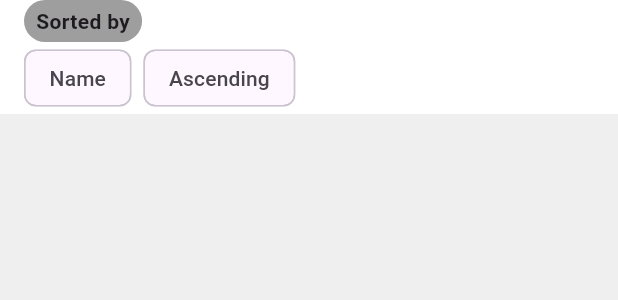
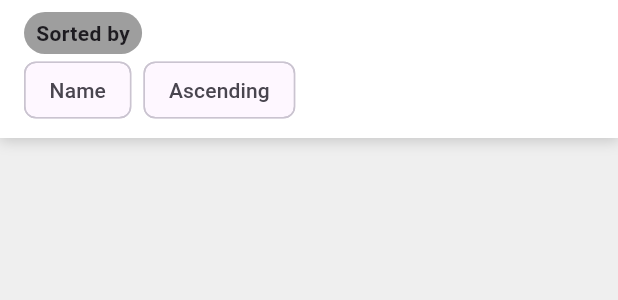
Before and after one commit to dgozhenko/MoviesApp, a Flutter app: the MovieListWidget widget shown alone on an empty page, opened directly with empty values, on a phone screen of 412 x 824 dp. Shown: the top 300 px of the screen. Run offline on Flutter 3.47's test engine with Material 3 defaults, Android fonts, the phone set to English and light mode, and no system bars; drawn by our look-alikes of animated_list_plus; our stand-ins replace bloc, equatable, flutter_bloc, flutter_slidable, sqflite; accounts and stored records are empty.

```diff
--- a/lib/presentation/widget/movie_list_screen/movie_list_widget.dart
+++ b/lib/presentation/widget/movie_list_screen/movie_list_widget.dart
@@ -41,9 +41,19 @@ class MovieListWidget extends StatelessWidget {
         child: Column(
           children: [
             Container(
-              color: Colors.white,
               width: double.infinity,
-              padding: const EdgeInsets.symmetric(horizontal: 16),
+              decoration: BoxDecoration(
+                boxShadow: [
+                  BoxShadow(
+                    color: Colors.grey.withOpacity(0.5),
+                    spreadRadius: 1,
+                    blurRadius: 7,
+                    offset: Offset(0, 1), // changes position of shadow
+                  ),
+                ],
+                color: Colors.white,
+              ),
+              padding: const EdgeInsets.symmetric(horizontal: 16, vertical: 8),
               child: SingleChildScrollView(
                 scrollDirection: Axis.horizontal,
                 child: Row(
```
